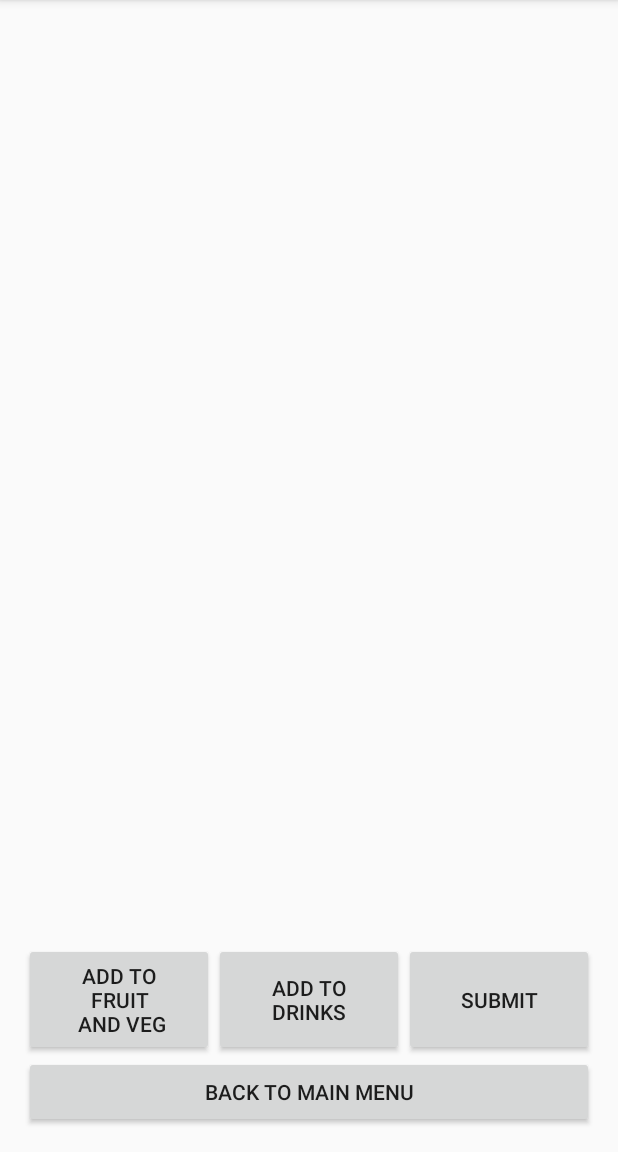
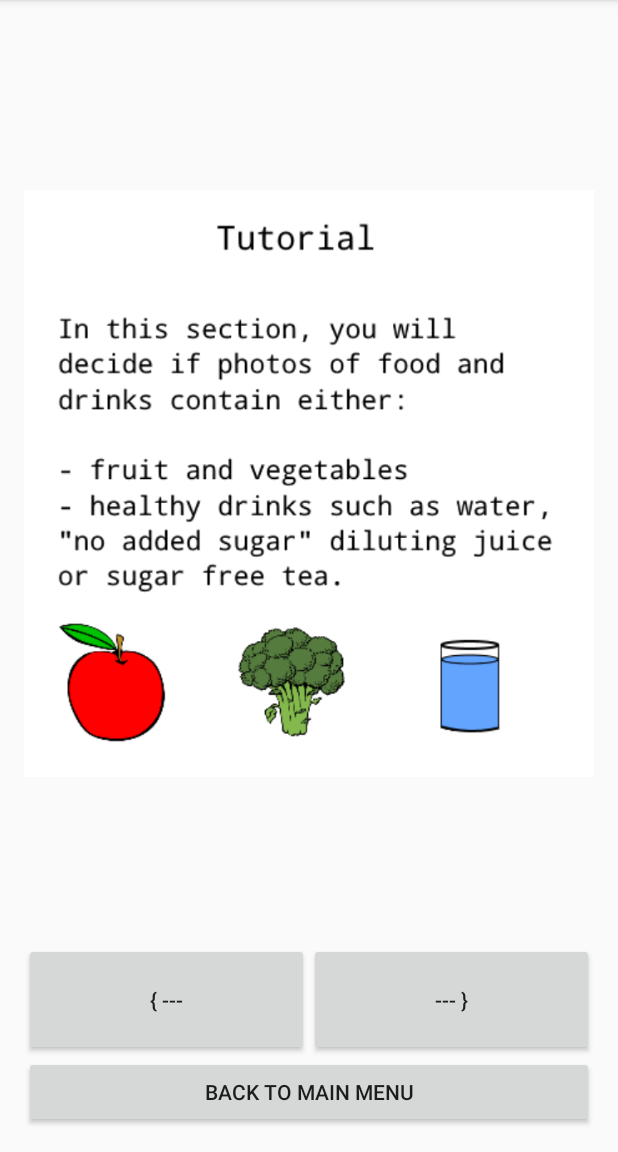
Before and after one commit to mmalone136/HonoursProject, an Android app: the TutorialActivity screen opened directly, with no data from a screen before it, on a phone screen of 412 x 824 dp, the part 84-1236 px from its top. Run offline under Robolectric (Android 15) with nearby library versions, the phone set to English and light mode, and no system bars.

Commit message:
Added instruction images to beginning of tutorial

```diff
--- a/app/src/main/res/layout/activity_tutorial.xml
+++ b/app/src/main/res/layout/activity_tutorial.xml
@@ -20,30 +20,57 @@
         android:onClick="backOption"
         android:visibility="invisible"/>
 
+    <LinearLayout android:id="@+id/ButtonLayoutInstr"
+        android:layout_height="wrap_content"
+        android:orientation="horizontal"
+        android:layout_width="fill_parent"
+        android:layout_above="@+id/buttonBackFromTut"
+        android:layout_alignParentLeft="true"
+        android:layout_alignParentStart="true"
+        android:layout_below="@+id/imageViewTut"
+        android:visibility="visible"
+        >
+
+
+        <Button
+            android:text="{ ---"
+            android:layout_weight="1"
+            android:layout_width="0dp"
+            android:layout_height="match_parent"
+            android:id="@+id/buttonPrevInst"
+            android:onClick="prevInstruct"
+            />
+
+
+        <Button
+            android:text="--- }"
+            android:layout_width="0dp"
+            android:layout_weight="1"
+            android:layout_height="match_parent"
+            android:id="@+id/buttonNextInst"
+            android:onClick="nextInstruct"
+            />
+
+    </LinearLayout>
+
+
     <LinearLayout android:id="@+id/ButtonLayout"
         android:layout_height="wrap_content"
         android:orientation="horizontal"
         android:layout_width="fill_parent"
-
         android:layout_above="@+id/buttonBackFromTut"
         android:layout_alignParentLeft="true"
-        android:layout_alignParentStart="true">
+        android:layout_alignParentStart="true"
+        android:visibility="invisible">
 
         <Button
             android:text="Add To\nFruit\n and Veg"
             android:layout_weight="1"
             android:layout_width="0dp"
             android:layout_height="fill_parent"
-            android:layout_alignParentLeft="true"
-            android:layout_alignParentStart="true"
             android:id="@+id/buttonFV"
-            android:layout_alignParentBottom="true"
-            android:layout_toStartOf="@+id/buttonDR"
             android:onClick="addToFV"
             android:tag="FV"
-            android:layout_below="@+id/textComments"
-            android:layout_toLeftOf="@+id/buttonDR"
-
             />
 
 
@@ -55,9 +82,6 @@
             android:id="@+id/buttonDR"
             android:onClick="addToDrinks"
             android:tag="Drink"
-            android:layout_alignParentBottom="true"
-            android:layout_centerHorizontal="true"
-            android:layout_below="@+id/textComments"
             />
 
 
@@ -67,14 +91,7 @@
             android:layout_height="fill_parent"
             android:id="@+id/buttonSubmit2"
             android:onClick="goToNext"
-            android:layout_weight="1"
-            android:layout_below="@+id/textComments"
-            android:layout_alignParentBottom="true"
-            android:layout_alignParentRight="true"
-            android:layout_alignParentEnd="true"
-            android:layout_toRightOf="@+id/buttonDR"
-            android:layout_toEndOf="@+id/buttonDR"
-/>
+            android:layout_weight="1" />
 
 
     </LinearLayout>
@@ -133,9 +150,6 @@
             android:layout_height="0dp"
             android:layout_weight="1"
             android:id="@+id/buttonReplayTut"
-            android:layout_alignParentBottom="true"
-            android:layout_alignParentRight="true"
-            android:layout_alignParentEnd="true"
             android:onClick="replay"
             android:visibility="invisible"/>
 
@@ -145,9 +159,7 @@
             android:layout_height="wrap_content"
             android:id="@+id/buttonBack"
             android:onClick="backOption"
-            android:layout_alignParentBottom="true"
-            android:layout_alignParentLeft="true"
-            android:layout_alignParentStart="true" />
+             />
     </LinearLayout>
 
     <Button
@@ -164,5 +176,18 @@
         android:layout_alignParentEnd="true"
         android:layout_below="@+id/imageViewTut" />
 
+    <Button
+        android:text="   Begin Tutorial       "
+        android:layout_width="wrap_content"
+        android:layout_height="wrap_content"
+        android:layout_alignParentRight="true"
+        android:layout_alignParentEnd="true"
+        android:id="@+id/beginTut"
+        android:layout_above="@+id/buttonBackFromTut"
+        android:layout_below="@+id/imageViewTut"
+        android:onClick="beginTutorial"
+        android:visibility="invisible"
+        />
+
 
 </RelativeLayout>
```
Also changed, not shown: app/src/main/java/com/example/mmalo/prototype2/TutorialActivity.java (+91 -37 lines), app/src/main/res/drawable/tutorial2.png (added), app/src/main/res/drawable/tutorial3.png (added), app/src/main/res/drawable/tutorial4.png (added), app/src/main/res/drawable/tutorialintro.png (added).
